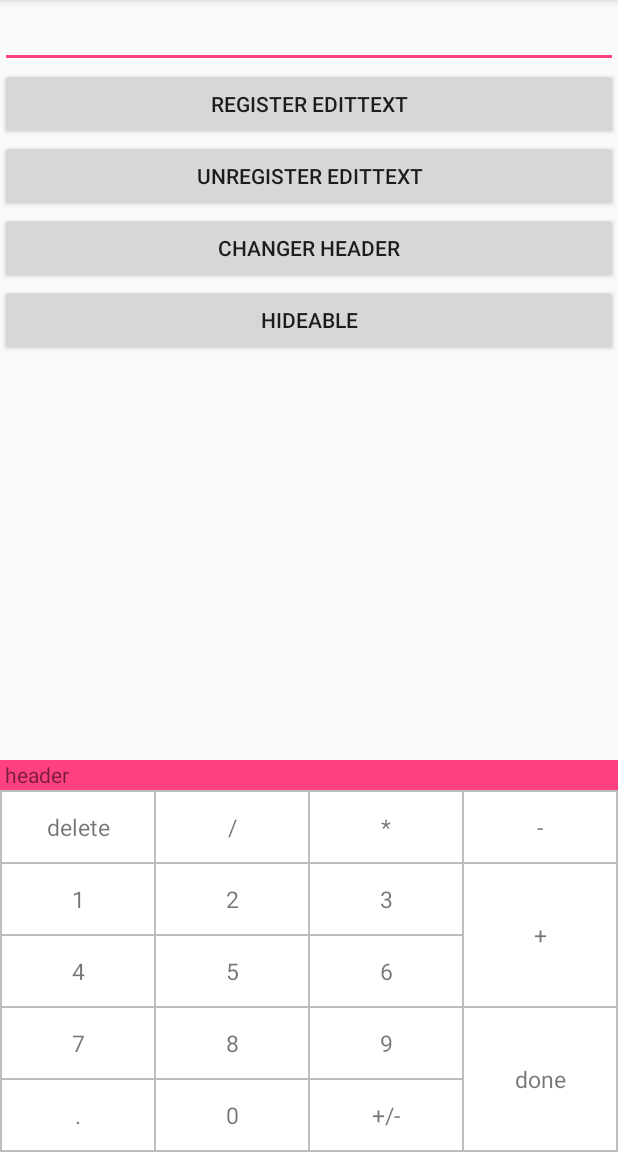
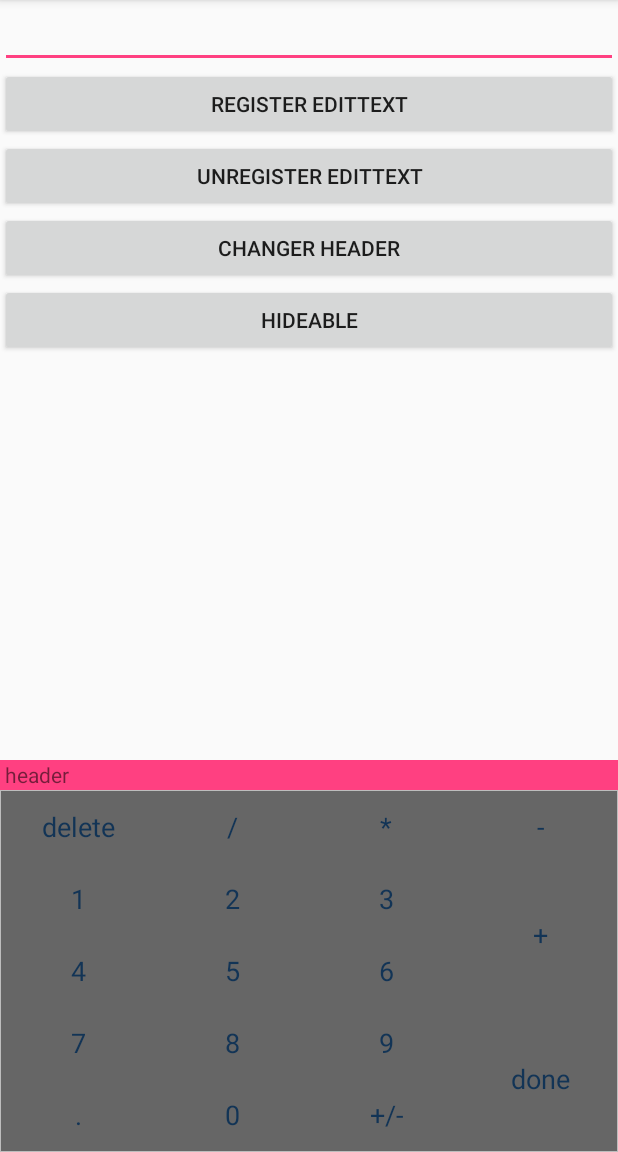
Before and after one commit to qsxs/CalculatorInputMethod, an Android app: the BottomSheetActivity screen opened directly, with no data from a screen before it, on a phone screen of 412 x 824 dp, the part 84-1236 px from its top. Run offline under Robolectric (Android 15) with nearby library versions, the phone set to English and light mode, and no system bars.

Commit message:
textSize,textColor,keyBackground支持

```diff
--- a/app/src/main/res/layout/activity_bottom_sheet.xml
+++ b/app/src/main/res/layout/activity_bottom_sheet.xml
@@ -48,6 +48,9 @@
         android:background="@color/design_bottom_navigation_shadow_color"
         app:header="@layout/header"
         app:hideable="false"
+        app:textSize="12sp"
+        app:textColor="#123456"
+        app:keyBackground="#666"
         app:show="true"
         tools:behavior_peekHeight="200dp" />
     <!--app:layout_behavior="@string/bottom_sheet_behavior"-->
--- a/library/src/main/java/com/lihb/library/KeyBoardView.kt
+++ b/library/src/main/java/com/lihb/library/KeyBoardView.kt
@@ -2,6 +2,8 @@ package com.lihb.library
 
 import android.annotation.SuppressLint
 import android.content.Context
+import android.graphics.Color
+import android.graphics.drawable.Drawable
 import android.os.Build
 import android.os.Handler
 import android.os.Message
@@ -29,6 +31,9 @@ open class KeyBoardView : LinearLayout {
     private var behavior: BottomSheetBehavior<KeyBoardView>? = null
     private var hideable: Boolean = false
     private var show: Boolean = false
+    private var textSize: Float = (-1).toFloat()
+    private var textColor: Int = Color.TRANSPARENT
+    private var keyBackground: Drawable? = null
 
     enum class Action {
         DELETE,
@@ -160,7 +165,6 @@ open class KeyBoardView : LinearLayout {
         }
     }
 
-
     private fun init(context: Context, attrs: AttributeSet? = null) {
         orientation = VERTICAL
         if (attrs != null) {
@@ -168,6 +172,9 @@ open class KeyBoardView : LinearLayout {
             val header = a.getResourceId(R.styleable.KeyBoardView_header, 0)
             hideable = a.getBoolean(R.styleable.KeyBoardView_hideable, false)
             show = a.getBoolean(R.styleable.KeyBoardView_show, false)
+            textSize = a.getDimension(R.styleable.KeyBoardView_textSize, (-1).toFloat())
+            textColor = a.getColor(R.styleable.KeyBoardView_textColor, Color.TRANSPARENT)
+            keyBackground = a.getDrawable(R.styleable.KeyBoardView_keyBackground)
             a.recycle()
 
             setHeaderView(header)
@@ -200,6 +207,12 @@ open class KeyBoardView : LinearLayout {
         }
         for (button in buttons) {
             button.setOnClickListener(onClickListener)
+            if (textSize > 0)
+                button.textSize = textSize
+            if (textColor != Color.TRANSPARENT)
+                button.setTextColor(textColor)
+            if (keyBackground != null && Build.VERSION.SDK_INT >= Build.VERSION_CODES.JELLY_BEAN)
+                button.background = keyBackground
         }
         val view = findViewById<View>(R.id.delete)
         view?.setOnLongClickListener {
--- a/library/src/main/res/values/attr.xml
+++ b/library/src/main/res/values/attr.xml
@@ -4,6 +4,9 @@
         <attr name="header" format="reference" />
         <attr name="hideable" format="boolean" />
         <attr name="show" format="boolean" />
+        <attr name="textSize" format="dimension" />
+        <attr name="textColor" format="color" />
+        <attr name="keyBackground" format="reference|color" />
     </declare-styleable>
 
 </resources>
```
